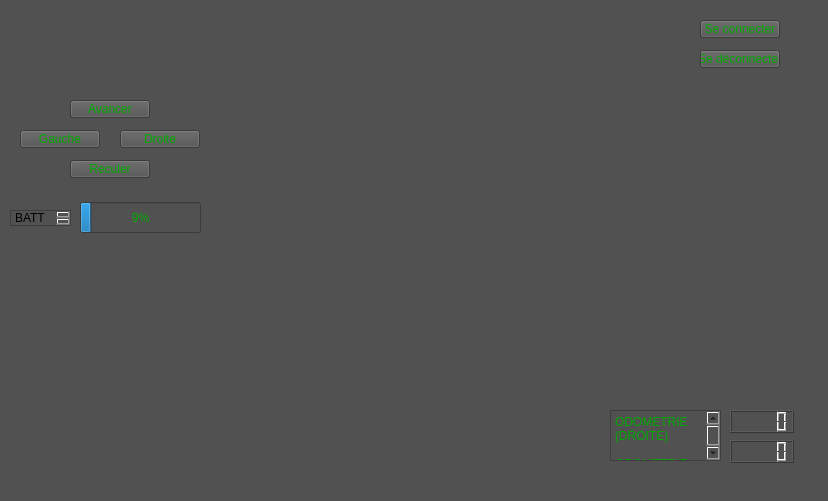
Maxencec21/wifibot, file mainwindow.ui: the form before one commit.
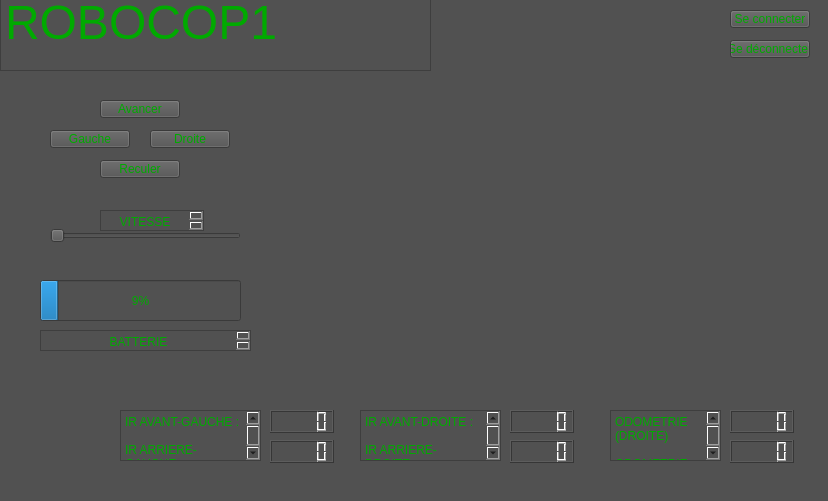
The form after the commit.

```diff
--- a/mainwindow.ui
+++ b/mainwindow.ui
@@ -20,7 +20,7 @@
    <widget class="QWidget" name="gridLayoutWidget">
     <property name="geometry">
      <rect>
-      <x>210</x>
+      <x>290</x>
       <y>90</y>
       <width>431</width>
       <height>291</height>
@@ -31,7 +31,7 @@
    <widget class="QPushButton" name="boutton_avancer">
     <property name="geometry">
      <rect>
-      <x>70</x>
+      <x>100</x>
       <y>100</y>
       <width>80</width>
       <height>18</height>
@@ -48,7 +48,7 @@
    <widget class="QPushButton" name="boutton_gauche_2">
     <property name="geometry">
      <rect>
-      <x>20</x>
+      <x>50</x>
       <y>130</y>
       <width>80</width>
       <height>18</height>
@@ -64,7 +64,7 @@
    <widget class="QPushButton" name="boutton_reculer">
     <property name="geometry">
      <rect>
-      <x>70</x>
+      <x>100</x>
       <y>160</y>
       <width>80</width>
       <height>18</height>
@@ -80,7 +80,7 @@
    <widget class="QPushButton" name="boutton_droite">
     <property name="geometry">
      <rect>
-      <x>120</x>
+      <x>150</x>
       <y>130</y>
       <width>80</width>
       <height>18</height>
@@ -96,10 +96,10 @@
    <widget class="QProgressBar" name="progressBar">
     <property name="geometry">
      <rect>
-      <x>80</x>
-      <y>202</y>
-      <width>121</width>
-      <height>31</height>
+      <x>40</x>
+      <y>280</y>
+      <width>201</width>
+      <height>41</height>
      </rect>
     </property>
     <property name="styleSheet">
@@ -115,8 +115,8 @@
    <widget class="QPushButton" name="boutton_connection">
     <property name="geometry">
      <rect>
-      <x>700</x>
-      <y>20</y>
+      <x>730</x>
+      <y>10</y>
       <width>80</width>
       <height>18</height>
      </rect>
@@ -132,8 +132,8 @@
    <widget class="QPushButton" name="boutton_dconnection">
     <property name="geometry">
      <rect>
-      <x>700</x>
-      <y>50</y>
+      <x>730</x>
+      <y>40</y>
       <width>80</width>
       <height>18</height>
      </rect>
@@ -149,12 +149,15 @@
    <widget class="QTextBrowser" name="textBrowser">
     <property name="geometry">
      <rect>
-      <x>10</x>
-      <y>210</y>
-      <width>61</width>
-      <height>16</height>
+      <x>40</x>
+      <y>330</y>
+      <width>211</width>
+      <height>21</height>
      </rect>
     </property>
+    <property name="styleSheet">
+     <string notr="true">color: rgb(0, 170, 0);</string>
+    </property>
     <property name="html">
      <string>&lt;!DOCTYPE HTML PUBLIC &quot;-//W3C//DTD HTML 4.0//EN&quot; &quot;http://www.w3.org/TR/REC-html40/strict.dtd&quot;&gt;
 &lt;html&gt;&lt;head&gt;&lt;meta name=&quot;qrichtext&quot; content=&quot;1&quot; /&gt;&lt;meta charset=&quot;utf-8&quot; /&gt;&lt;style type=&quot;text/css&quot;&gt;
@@ -163,7 +166,7 @@
 li.unchecked::marker { content: &quot;\2610&quot;; }
 li.checked::marker { content: &quot;\2612&quot;; }
 &lt;/style&gt;&lt;/head&gt;&lt;body style=&quot; font-family:'Segoe UI'; font-size:9pt; font-weight:400; font-style:normal;&quot;&gt;
-&lt;p style=&quot; margin-top:0px; margin-bottom:0px; margin-left:0px; margin-right:0px; -qt-block-indent:0; text-indent:0px;&quot;&gt;BATTERIE&lt;/p&gt;&lt;/body&gt;&lt;/html&gt;</string>
+&lt;p align=&quot;center&quot; style=&quot; margin-top:0px; margin-bottom:0px; margin-left:0px; margin-right:0px; -qt-block-indent:0; text-indent:0px;&quot;&gt;BATTERIE&lt;/p&gt;&lt;/body&gt;&lt;/html&gt;</string>
     </property>
    </widget>
    <widget class="QLCDNumber" name="lcdNumber">
@@ -214,6 +217,203 @@
 &lt;p style=&quot; margin-top:0px; margin-bottom:0px; margin-left:0px; margin-right:0px; -qt-block-indent:0; text-indent:0px;&quot;&gt;ODOMETRIE (GAUCHE)&lt;/p&gt;&lt;/body&gt;&lt;/html&gt;</string>
     </property>
    </widget>
+   <widget class="QSlider" name="speed_bar">
+    <property name="geometry">
+     <rect>
+      <x>50</x>
+      <y>220</y>
+      <width>191</width>
+      <height>31</height>
+     </rect>
+    </property>
+    <property name="maximum">
+     <number>240</number>
+    </property>
+    <property name="orientation">
+     <enum>Qt::Horizontal</enum>
+    </property>
+   </widget>
+   <widget class="QTextEdit" name="textEdit">
+    <property name="geometry">
+     <rect>
+      <x>100</x>
+      <y>210</y>
+      <width>104</width>
+      <height>21</height>
+     </rect>
+    </property>
+    <property name="styleSheet">
+     <string notr="true">color: rgb(0, 170, 0);</string>
+    </property>
+    <property name="html">
+     <string>&lt;!DOCTYPE HTML PUBLIC &quot;-//W3C//DTD HTML 4.0//EN&quot; &quot;http://www.w3.org/TR/REC-html40/strict.dtd&quot;&gt;
+&lt;html&gt;&lt;head&gt;&lt;meta name=&quot;qrichtext&quot; content=&quot;1&quot; /&gt;&lt;meta charset=&quot;utf-8&quot; /&gt;&lt;style type=&quot;text/css&quot;&gt;
+p, li { white-space: pre-wrap; }
+hr { height: 1px; border-width: 0; }
+li.unchecked::marker { content: &quot;\2610&quot;; }
+li.checked::marker { content: &quot;\2612&quot;; }
+&lt;/style&gt;&lt;/head&gt;&lt;body style=&quot; font-family:'Segoe UI'; font-size:9pt; font-weight:400; font-style:normal;&quot;&gt;
+&lt;p align=&quot;center&quot; style=&quot; margin-top:0px; margin-bottom:0px; margin-left:0px; margin-right:0px; -qt-block-indent:0; text-indent:0px;&quot;&gt;VITESSE&lt;/p&gt;&lt;/body&gt;&lt;/html&gt;</string>
+    </property>
+   </widget>
+   <widget class="QTextBrowser" name="textBrowser_3">
+    <property name="geometry">
+     <rect>
+      <x>0</x>
+      <y>-10</y>
+      <width>431</width>
+      <height>81</height>
+     </rect>
+    </property>
+    <property name="styleSheet">
+     <string notr="true">color: rgb(0, 170, 0);</string>
+    </property>
+    <property name="html">
+     <string>&lt;!DOCTYPE HTML PUBLIC &quot;-//W3C//DTD HTML 4.0//EN&quot; &quot;http://www.w3.org/TR/REC-html40/strict.dtd&quot;&gt;
+&lt;html&gt;&lt;head&gt;&lt;meta name=&quot;qrichtext&quot; content=&quot;1&quot; /&gt;&lt;meta charset=&quot;utf-8&quot; /&gt;&lt;style type=&quot;text/css&quot;&gt;
+p, li { white-space: pre-wrap; }
+hr { height: 1px; border-width: 0; }
+li.unchecked::marker { content: &quot;\2610&quot;; }
+li.checked::marker { content: &quot;\2612&quot;; }
+&lt;/style&gt;&lt;/head&gt;&lt;body style=&quot; font-family:'Segoe UI'; font-size:9pt; font-weight:400; font-style:normal;&quot;&gt;
+&lt;p style=&quot; margin-top:0px; margin-bottom:0px; margin-left:0px; margin-right:0px; -qt-block-indent:0; text-indent:0px;&quot;&gt;&lt;span style=&quot; font-size:36pt;&quot;&gt;ROBOCOP1&lt;/span&gt;&lt;/p&gt;&lt;/body&gt;&lt;/html&gt;</string>
+    </property>
+   </widget>
+   <widget class="QTextBrowser" name="textBrowser_4">
+    <property name="geometry">
+     <rect>
+      <x>120</x>
+      <y>410</y>
+      <width>141</width>
+      <height>51</height>
+     </rect>
+    </property>
+    <property name="styleSheet">
+     <string notr="true">color: rgb(0, 170, 0);</string>
+    </property>
+    <property name="html">
+     <string>&lt;!DOCTYPE HTML PUBLIC &quot;-//W3C//DTD HTML 4.0//EN&quot; &quot;http://www.w3.org/TR/REC-html40/strict.dtd&quot;&gt;
+&lt;html&gt;&lt;head&gt;&lt;meta name=&quot;qrichtext&quot; content=&quot;1&quot; /&gt;&lt;meta charset=&quot;utf-8&quot; /&gt;&lt;style type=&quot;text/css&quot;&gt;
+p, li { white-space: pre-wrap; }
+hr { height: 1px; border-width: 0; }
+li.unchecked::marker { content: &quot;\2610&quot;; }
+li.checked::marker { content: &quot;\2612&quot;; }
+&lt;/style&gt;&lt;/head&gt;&lt;body style=&quot; font-family:'Segoe UI'; font-size:9pt; font-weight:400; font-style:normal;&quot;&gt;
+&lt;p style=&quot; margin-top:0px; margin-bottom:0px; margin-left:0px; margin-right:0px; -qt-block-indent:0; text-indent:0px;&quot;&gt;IR AVANT-GAUCHE :	&lt;/p&gt;
+&lt;p style=&quot;-qt-paragraph-type:empty; margin-top:0px; margin-bottom:0px; margin-left:0px; margin-right:0px; -qt-block-indent:0; text-indent:0px;&quot;&gt;&lt;br /&gt;&lt;/p&gt;
+&lt;p style=&quot; margin-top:0px; margin-bottom:0px; margin-left:0px; margin-right:0px; -qt-block-indent:0; text-indent:0px;&quot;&gt;IR ARRIERE-GAUCHE : &lt;/p&gt;&lt;/body&gt;&lt;/html&gt;</string>
+    </property>
+   </widget>
+   <widget class="QLCDNumber" name="lcdNumber_1000">
+    <property name="geometry">
+     <rect>
+      <x>270</x>
+      <y>410</y>
+      <width>64</width>
+      <height>23</height>
+     </rect>
+    </property>
+   </widget>
+   <widget class="QLCDNumber" name="lcdNumber_4444">
+    <property name="geometry">
+     <rect>
+      <x>270</x>
+      <y>440</y>
+      <width>64</width>
+      <height>23</height>
+     </rect>
+    </property>
+   </widget>
+   <widget class="QTextBrowser" name="textBrowser_5">
+    <property name="geometry">
+     <rect>
+      <x>120</x>
+      <y>410</y>
+      <width>141</width>
+      <height>51</height>
+     </rect>
+    </property>
+    <property name="styleSheet">
+     <string notr="true">color: rgb(0, 170, 0);</string>
+    </property>
+    <property name="html">
+     <string>&lt;!DOCTYPE HTML PUBLIC &quot;-//W3C//DTD HTML 4.0//EN&quot; &quot;http://www.w3.org/TR/REC-html40/strict.dtd&quot;&gt;
+&lt;html&gt;&lt;head&gt;&lt;meta name=&quot;qrichtext&quot; content=&quot;1&quot; /&gt;&lt;meta charset=&quot;utf-8&quot; /&gt;&lt;style type=&quot;text/css&quot;&gt;
+p, li { white-space: pre-wrap; }
+hr { height: 1px; border-width: 0; }
+li.unchecked::marker { content: &quot;\2610&quot;; }
+li.checked::marker { content: &quot;\2612&quot;; }
+&lt;/style&gt;&lt;/head&gt;&lt;body style=&quot; font-family:'Segoe UI'; font-size:9pt; font-weight:400; font-style:normal;&quot;&gt;
+&lt;p style=&quot; margin-top:0px; margin-bottom:0px; margin-left:0px; margin-right:0px; -qt-block-indent:0; text-indent:0px;&quot;&gt;IR AVANT-GAUCHE :	&lt;/p&gt;
+&lt;p style=&quot;-qt-paragraph-type:empty; margin-top:0px; margin-bottom:0px; margin-left:0px; margin-right:0px; -qt-block-indent:0; text-indent:0px;&quot;&gt;&lt;br /&gt;&lt;/p&gt;
+&lt;p style=&quot; margin-top:0px; margin-bottom:0px; margin-left:0px; margin-right:0px; -qt-block-indent:0; text-indent:0px;&quot;&gt;IR ARRIERE-GAUCHE : &lt;/p&gt;&lt;/body&gt;&lt;/html&gt;</string>
+    </property>
+   </widget>
+   <widget class="QLCDNumber" name="lcdNumber_3">
+    <property name="geometry">
+     <rect>
+      <x>270</x>
+      <y>410</y>
+      <width>64</width>
+      <height>23</height>
+     </rect>
+    </property>
+   </widget>
+   <widget class="QLCDNumber" name="lcdNumber_5">
+    <property name="geometry">
+     <rect>
+      <x>270</x>
+      <y>440</y>
+      <width>64</width>
+      <height>23</height>
+     </rect>
+    </property>
+   </widget>
+   <widget class="QTextBrowser" name="textBrowser_6">
+    <property name="geometry">
+     <rect>
+      <x>360</x>
+      <y>410</y>
+      <width>141</width>
+      <height>51</height>
+     </rect>
+    </property>
+    <property name="styleSheet">
+     <string notr="true">color: rgb(0, 170, 0);</string>
+    </property>
+    <property name="html">
+     <string>&lt;!DOCTYPE HTML PUBLIC &quot;-//W3C//DTD HTML 4.0//EN&quot; &quot;http://www.w3.org/TR/REC-html40/strict.dtd&quot;&gt;
+&lt;html&gt;&lt;head&gt;&lt;meta name=&quot;qrichtext&quot; content=&quot;1&quot; /&gt;&lt;meta charset=&quot;utf-8&quot; /&gt;&lt;style type=&quot;text/css&quot;&gt;
+p, li { white-space: pre-wrap; }
+hr { height: 1px; border-width: 0; }
+li.unchecked::marker { content: &quot;\2610&quot;; }
+li.checked::marker { content: &quot;\2612&quot;; }
+&lt;/style&gt;&lt;/head&gt;&lt;body style=&quot; font-family:'Segoe UI'; font-size:9pt; font-weight:400; font-style:normal;&quot;&gt;
+&lt;p style=&quot; margin-top:0px; margin-bottom:0px; margin-left:0px; margin-right:0px; -qt-block-indent:0; text-indent:0px;&quot;&gt;IR AVANT-DROITE :	&lt;/p&gt;
+&lt;p style=&quot;-qt-paragraph-type:empty; margin-top:0px; margin-bottom:0px; margin-left:0px; margin-right:0px; -qt-block-indent:0; text-indent:0px;&quot;&gt;&lt;br /&gt;&lt;/p&gt;
+&lt;p style=&quot; margin-top:0px; margin-bottom:0px; margin-left:0px; margin-right:0px; -qt-block-indent:0; text-indent:0px;&quot;&gt;IR ARRIERE-DROITE : &lt;/p&gt;&lt;/body&gt;&lt;/html&gt;</string>
+    </property>
+   </widget>
+   <widget class="QLCDNumber" name="lcdNumber_4">
+    <property name="geometry">
+     <rect>
+      <x>510</x>
+      <y>410</y>
+      <width>64</width>
+      <height>23</height>
+     </rect>
+    </property>
+   </widget>
+   <widget class="QLCDNumber" name="lcdNumber_6">
+    <property name="geometry">
+     <rect>
+      <x>510</x>
+      <y>440</y>
+      <width>64</width>
+      <height>23</height>
+     </rect>
+    </property>
+   </widget>
   </widget>
   <widget class="QMenuBar" name="menubar">
    <property name="geometry">
```
